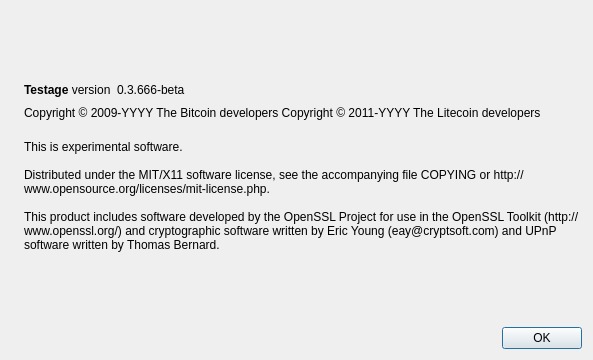
Old version of the form src/qt/forms/aboutdialog.ui in the repository BelligerentFool/Testage.
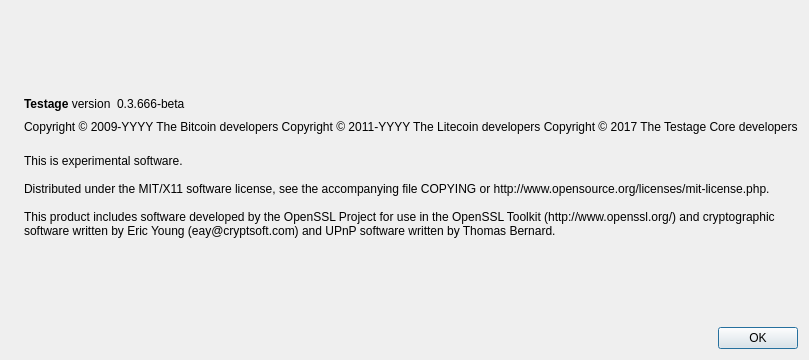
New version of the form. Icons and pictures are not drawn.

Commit message: Update Licence Name

The edit to the form file:
```diff
--- a/src/qt/forms/aboutdialog.ui
+++ b/src/qt/forms/aboutdialog.ui
@@ -92,7 +92,8 @@
        </property>
        <property name="text">
         <string notr="true">Copyright &amp;copy; 2009-YYYY The Bitcoin developers
-Copyright &amp;copy; 2011-YYYY The Litecoin developers</string>
+Copyright &amp;copy; 2011-YYYY The Litecoin developers
+        Copyright &amp;copy; 2017 The Testage Core developers</string>
        </property>
        <property name="textFormat">
         <enum>Qt::RichText</enum>
```
